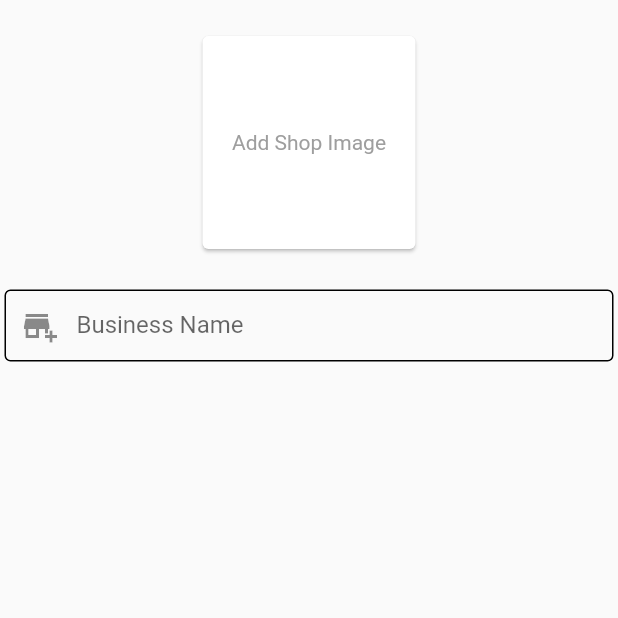
After one commit to kariru-k/pigalukuvendors, a Flutter app: the screen it shows after launch, after a tap on "Add Shop Image", on a phone screen of 412 x 824 dp, the top half of it. The commit adds this screen. Run offline on Flutter 3.47's test engine with Material 2 defaults, Android fonts, the phone set to English and light mode, and no system bars; our stand-ins replace firebase_auth, firebase_core, image_picker; accounts and stored records are empty.

Commit message:
Add image picker for registration

```diff
--- a/lib/main.dart
+++ b/lib/main.dart
@@ -1,13 +1,20 @@
 import 'package:firebase_core/firebase_core.dart';
 import 'package:flutter/material.dart';
-import 'package:pigalukuvendors/screens/auth_screen.dart';
+import 'package:pigalukuvendors/providers/auth_provider.dart';
 import 'package:pigalukuvendors/screens/home_screen.dart';
+import 'package:pigalukuvendors/screens/register_screen.dart';
 import 'package:pigalukuvendors/screens/splash_screen.dart';
+import 'package:provider/provider.dart';
 
 void main() async{
   WidgetsFlutterBinding.ensureInitialized();
   await Firebase.initializeApp();
-  runApp(const MyApp());
+  runApp(MultiProvider(
+    providers: [
+      ChangeNotifierProvider(create: (_) => AuthProvider())
+    ],
+    child: const MyApp(),
+  ));
 }
 
 class MyApp extends StatelessWidget {
@@ -23,7 +30,7 @@ class MyApp extends StatelessWidget {
       initialRoute: SplashScreen.id,
       routes: {
         SplashScreen.id:(context)=> const SplashScreen(),
-        AuthScreen.id:(context) => const AuthScreen(),
+        RegisterScreen.id:(context) => const RegisterScreen(),
         HomeScreen.id:(context) => const HomeScreen()
       },
     );
--- /dev/null
+++ b/lib/providers/auth_provider.dart
@@ -0,0 +1,29 @@
+import 'dart:io';
+
+import 'package:flutter/cupertino.dart';
+import 'package:image_picker/image_picker.dart';
+
+class AuthProvider extends ChangeNotifier{
+
+  late File? _image;
+  bool isPicAvailable = false;
+  final picker = ImagePicker();
+  String pickererror = "";
+
+
+  Future<File?> getImage() async {
+    final pickedFile = await picker.pickImage(source: ImageSource.gallery);
+
+    if(pickedFile != null){
+      _image = File(pickedFile.path);
+      notifyListeners();
+    } else {
+      pickererror = "No image selected";
+      print("No image selected");
+      notifyListeners();
+    }
+
+    return _image;
+
+  }
+}
--- a/lib/screens/auth_screen.dart
+++ /dev/null
@@ -1,15 +0,0 @@
-import 'package:flutter/material.dart';
-
-class AuthScreen extends StatelessWidget {
-  static const String id = 'auth-screen';
-  const AuthScreen({Key? key}) : super(key: key);
-
-  @override
-  Widget build(BuildContext context) {
-    return const Scaffold(
-      body: Center(
-        child: Text("Authentication screen"),
-      ),
-    );
-  }
-}
--- /dev/null
+++ b/lib/screens/register_screen.dart
@@ -0,0 +1,25 @@
+import 'package:flutter/material.dart';
+import 'package:pigalukuvendors/widgets/image_picker.dart';
+import 'package:pigalukuvendors/widgets/register_form.dart';
+
+class RegisterScreen extends StatelessWidget {
+  const RegisterScreen({Key? key}) : super(key: key);
+  static const String id = "register-screen";
+
+
+  @override
+  Widget build(BuildContext context) {
+    return SafeArea(
+      child: Scaffold(
+        body: Center(
+          child: Column(
+            children: const [
+              ShopPicCard(),
+              RegisterForm()
+            ],
+          ),
+        ),
+      ),
+    );
+  }
+}
--- a/lib/screens/splash_screen.dart
+++ b/lib/screens/splash_screen.dart
@@ -2,7 +2,7 @@ import 'dart:async';
 
 import 'package:firebase_auth/firebase_auth.dart';
 import 'package:flutter/material.dart';
-import 'package:pigalukuvendors/screens/auth_screen.dart';
+import 'package:pigalukuvendors/screens/register_screen.dart';
 
 import 'home_screen.dart';
 
@@ -25,7 +25,7 @@ class _SplashScreenState extends State<SplashScreen> {
         ), () {
       FirebaseAuth.instance.authStateChanges().listen((User? user) {
         if(user==null){
-          Navigator.popAndPushNamed(context, AuthScreen.id);
+          Navigator.popAndPushNamed(context, RegisterScreen.id);
         }else{
           Navigator.popAndPushNamed(context, HomeScreen.id);
         }
@@ -45,7 +45,7 @@ class _SplashScreenState extends State<SplashScreen> {
               Image.asset('images/pigaluku_logo.png'),
               const SizedBox(height: 20,),
               const Text(
-                'Clothing Store',
+                'Piga Luku Vendor Application',
                 style: TextStyle(fontSize: 15, fontWeight: FontWeight.bold),
               )
             ],
--- /dev/null
+++ b/lib/widgets/image_picker.dart
@@ -0,0 +1,56 @@
+import 'dart:io';
+
+import 'package:flutter/material.dart';
+import 'package:pigalukuvendors/providers/auth_provider.dart';
+import 'package:provider/provider.dart';
+
+class ShopPicCard extends StatefulWidget {
+  const ShopPicCard({Key? key}) : super(key: key);
+
+  @override
+  State<ShopPicCard> createState() => _ShopPicCardState();
+}
+
+class _ShopPicCardState extends State<ShopPicCard> {
+  File? _image;
+
+
+  @override
+  Widget build(BuildContext context) {
+
+    final authData = Provider.of<AuthProvider>(context);
+
+    return Padding(
+      padding: const EdgeInsets.all(20.0),
+      child: InkWell(
+        onTap: (){
+          authData.getImage().then((image){
+            setState(() {
+              _image = image;
+            });
+            if(image != null){
+              authData.isPicAvailable = true;
+            }
+          });
+        },
+        child: SizedBox(
+          height: 150,
+          width: 150,
+          child: Card(
+            child: ClipRRect(
+              borderRadius: BorderRadius.circular(4.0),
+              child: _image == null ? const Center(
+                  child: Text(
+                    "Add Shop Image",
+                    style: TextStyle(
+                      color: Colors.grey
+                    ),
+                  )
+              ) : Image.file(_image!, fit: BoxFit.fill,),
+            ),
+          ),
+        ),
+      ),
+    );
+  }
+}
--- /dev/null
+++ b/lib/widgets/register_form.dart
@@ -0,0 +1,47 @@
+import 'package:flutter/material.dart';
+
+class RegisterForm extends StatefulWidget {
+  const RegisterForm({Key? key}) : super(key: key);
+
+  @override
+  State<RegisterForm> createState() => _RegisterFormState();
+}
+
+class _RegisterFormState extends State<RegisterForm> {
+  final _formKey = GlobalKey<FormState>();
+
+  @override
+  Widget build(BuildContext context) {
+    return Form(
+      key: _formKey,
+      child: Column(
+        children: [
+          Padding(
+            padding: const EdgeInsets.all(3.0),
+            child: TextFormField(
+              validator: (value){
+                if(value!.isEmpty){
+                  return "Enter Shop Name";
+                }
+                return null;
+              },
+              decoration: InputDecoration(
+                prefixIcon: const Icon(Icons.add_business_sharp),
+                labelText: "Business Name",
+                contentPadding: EdgeInsets.zero,
+                focusColor: Theme.of(context).primaryColor,
+                enabledBorder: const OutlineInputBorder(),
+                focusedBorder: OutlineInputBorder(
+                  borderSide: BorderSide(
+                    width: 2,
+                    color: Theme.of(context).primaryColor
+                  )
+                )
+              ),
+            ),
+          )
+        ],
+      ),
+    );
+  }
+}
```
Also changed, not shown: pubspec.yaml (+7 -1 lines), pubspec.lock, 4 other files.
